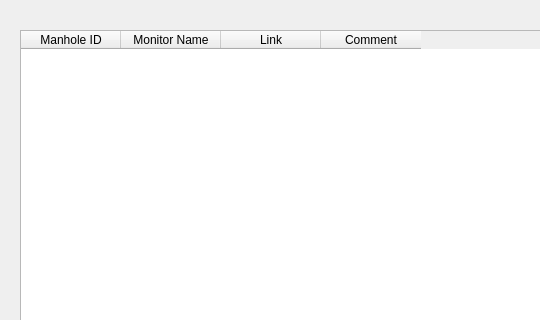
Above: ConfigureFilesScreen.ui from milanahuja1/fm-schematic-automation before the change; both pictures show x 0 to 540 and y 0 to 320 of the 1074 by 705 pixel window. Below: the same form after it.
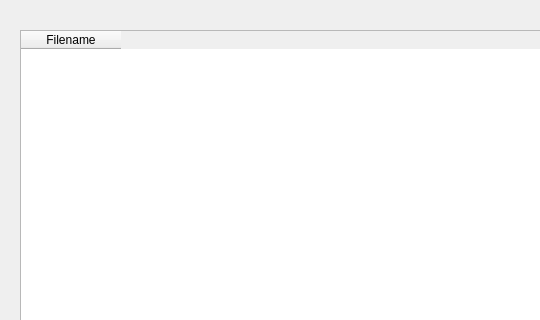
That is the form after the change.

Commit message: Can now select colour and file type for each file.

What changed in the file:
```diff
--- a/ConfigureFilesScreen.ui
+++ b/ConfigureFilesScreen.ui
@@ -80,22 +80,7 @@
    </property>
    <column>
     <property name="text">
-     <string>Manhole ID</string>
-    </property>
-   </column>
-   <column>
-    <property name="text">
-     <string>Monitor Name</string>
-    </property>
-   </column>
-   <column>
-    <property name="text">
-     <string>Link</string>
-    </property>
-   </column>
-   <column>
-    <property name="text">
-     <string>Comment</string>
+     <string>Filename</string>
     </property>
    </column>
   </widget>
```
Left out of the diff: 2 changed lines with no effect on the pictures. The commit also changes 1 other file.
